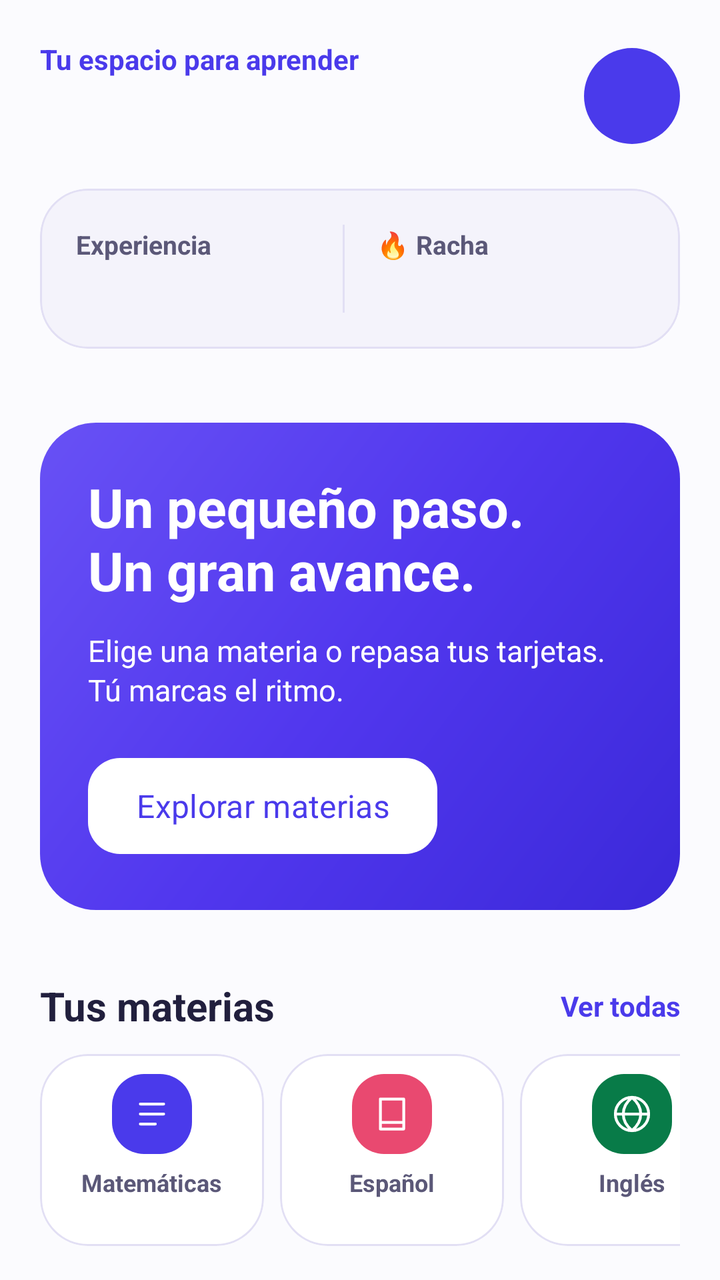
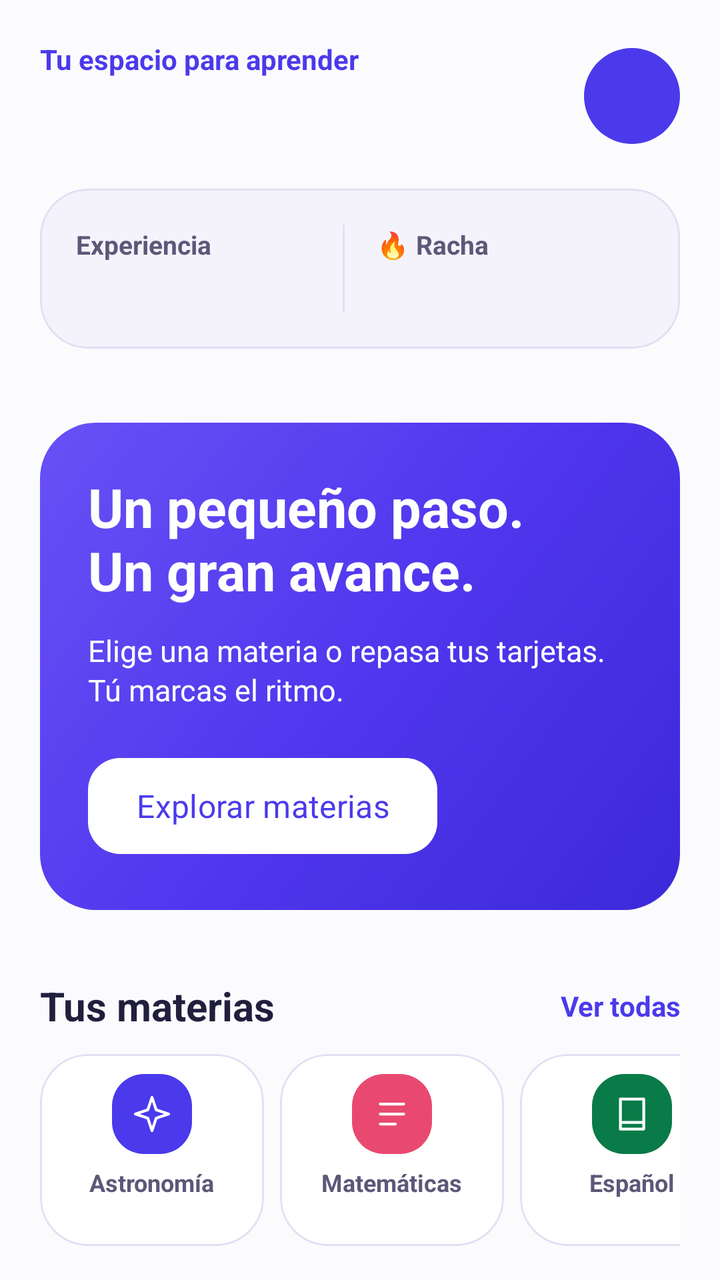

An Android layout rendered at two revisions. The XML below is the earlier revision; the diff shows what the commit changed to produce the second picture.
<!-- AndroidManifest.xml: application theme Theme.Dubalin -->
<!-- res/layout/fragment_home_tab.xml -->
<androidx.core.widget.NestedScrollView xmlns:android="http://schemas.android.com/apk/res/android" xmlns:app="http://schemas.android.com/apk/res-auto" android:layout_width="match_parent" android:layout_height="match_parent" android:fillViewport="true" android:background="@color/dubalin_canvas">
    <LinearLayout android:layout_width="match_parent" android:layout_height="wrap_content" android:orientation="vertical" android:padding="20dp">
        <LinearLayout android:layout_width="match_parent" android:layout_height="wrap_content" android:gravity="center_vertical" android:orientation="horizontal">
            <LinearLayout android:layout_width="0dp" android:layout_height="wrap_content" android:layout_weight="1" android:orientation="vertical">
                <TextView android:layout_width="match_parent" android:layout_height="wrap_content" android:text="@string/ref_home_eyebrow" android:textSize="14sp" android:textColor="@color/md_primary" android:textStyle="bold" />
                <TextView android:id="@+id/tv_saludo" android:layout_width="match_parent" android:layout_height="wrap_content" android:text="" android:textSize="28sp" android:textColor="@color/dubalin_ink" android:textStyle="bold" android:accessibilityHeading="true" />
            </LinearLayout>
            <TextView android:id="@+id/tv_avatar" android:layout_width="48dp" android:layout_height="48dp" android:gravity="center" android:text="" android:textSize="20sp" android:textStyle="bold" android:textColor="@color/dubalin_white" android:background="@drawable/bg_circle_primary" android:importantForAccessibility="no" />
        </LinearLayout>
        <com.google.android.material.card.MaterialCardView style="@style/Widget.Dubalin.CardView" android:layout_width="match_parent" android:layout_height="wrap_content" android:layout_marginTop="18dp" app:cardBackgroundColor="@color/dubalin_rank_bg">
            <LinearLayout android:layout_width="match_parent" android:layout_height="wrap_content" android:padding="18dp" android:gravity="center_vertical" android:orientation="horizontal">
                <LinearLayout android:layout_width="0dp" android:layout_height="wrap_content" android:layout_weight="1" android:orientation="vertical">
                    <TextView android:layout_width="match_parent" android:layout_height="wrap_content" android:text="@string/ref_experience" android:textSize="13sp" android:textColor="@color/dubalin_ink_soft" android:textStyle="bold" />
                    <TextView android:id="@+id/tv_nivel_xp" android:layout_width="match_parent" android:layout_height="wrap_content" android:text="" android:textSize="18sp" android:textColor="@color/dubalin_ink" android:textStyle="bold" />
                </LinearLayout>
                <View android:layout_width="1dp" android:layout_height="44dp" android:background="@color/dubalin_line" />
                <LinearLayout android:layout_width="0dp" android:layout_height="wrap_content" android:layout_weight="1" android:layout_marginStart="16dp" android:orientation="vertical">
                    <TextView android:layout_width="match_parent" android:layout_height="wrap_content" android:text="@string/ref_streak" android:textSize="13sp" android:textColor="@color/dubalin_ink_soft" android:textStyle="bold" />
                    <TextView android:id="@+id/tv_racha_dias" android:layout_width="match_parent" android:layout_height="wrap_content" android:text="" android:textSize="18sp" android:textColor="@color/dubalin_ink" android:textStyle="bold" />
                </LinearLayout>
            </LinearLayout>
        </com.google.android.material.card.MaterialCardView>
        <TextView android:id="@+id/tv_level_badge" android:layout_width="wrap_content" android:layout_height="wrap_content" android:layout_marginStart="16dp" android:layout_marginTop="6dp" android:text="" android:textStyle="bold" android:textColor="@color/md_primary" />
        <LinearLayout android:layout_width="match_parent" android:layout_height="wrap_content" android:layout_marginTop="12dp" android:padding="24dp" android:orientation="vertical" android:background="@drawable/bg_hero_gradient">
            <TextView android:layout_width="match_parent" android:layout_height="wrap_content" android:text="@string/ref_hero_title" android:textSize="27sp" android:textColor="@color/dubalin_white" android:textStyle="bold" />
            <TextView android:layout_width="match_parent" android:layout_height="wrap_content" android:text="@string/ui_home_detail" android:textSize="15sp" android:textColor="@color/dubalin_white" android:layout_marginTop="12dp" android:lineSpacingExtra="2dp" />
            <com.google.android.material.button.MaterialButton android:id="@+id/btn_home_subjects" android:layout_width="wrap_content" android:layout_height="wrap_content" android:layout_marginTop="20dp" android:text="@string/ui_explore" android:textColor="@color/dubalin_hero_ink" app:backgroundTint="@color/dubalin_white" app:cornerRadius="16dp" />
        </LinearLayout>
        <LinearLayout android:layout_width="match_parent" android:layout_height="wrap_content" android:layout_marginTop="24dp" android:gravity="center_vertical" android:orientation="horizontal">
            <TextView android:layout_width="0dp" android:layout_height="wrap_content" android:text="@string/ref_your_subjects" android:textSize="20sp" android:textColor="@color/dubalin_ink" android:layout_weight="1" android:textStyle="bold" />
            <TextView android:id="@+id/btn_home_all_subjects" android:layout_width="wrap_content" android:layout_height="48dp" android:gravity="center" android:text="@string/ref_all" android:textStyle="bold" android:textColor="@color/md_primary" />
        </LinearLayout>
        <HorizontalScrollView android:layout_width="match_parent" android:layout_height="wrap_content" android:scrollbars="none">
            <LinearLayout android:layout_width="wrap_content" android:layout_height="wrap_content" android:orientation="horizontal">
                <com.google.android.material.card.MaterialCardView style="@style/Widget.Dubalin.CardView" android:layout_width="112dp" android:layout_height="wrap_content" android:layout_marginEnd="8dp" android:minHeight="96dp" android:id="@+id/home_subject_math" android:clickable="true" android:focusable="true">
                    <LinearLayout android:layout_width="match_parent" android:layout_height="match_parent" android:gravity="center_horizontal" android:padding="10dp" android:orientation="vertical">
                        <ImageView android:layout_width="40dp" android:layout_height="40dp" android:backgroundTint="@color/dubalin_brand" android:background="@drawable/bg_icon_tile" android:importantForAccessibility="no" app:srcCompat="@drawable/ic_ref_math" app:tint="@color/dubalin_white" android:padding="10dp" />
                        <TextView android:layout_width="wrap_content" android:layout_height="wrap_content" android:layout_marginTop="6dp" android:text="@string/subject_math" android:textSize="12sp" android:textStyle="bold" android:textColor="@color/dubalin_ink_soft" />
                    </LinearLayout>
                </com.google.android.material.card.MaterialCardView>
                <com.google.android.material.card.MaterialCardView style="@style/Widget.Dubalin.CardView" android:layout_width="112dp" android:layout_height="wrap_content" android:layout_marginEnd="8dp" android:minHeight="96dp" android:id="@+id/home_subject_spanish" android:clickable="true" android:focusable="true">
                    <LinearLayout android:layout_width="match_parent" android:layout_height="match_parent" android:gravity="center_horizontal" android:padding="10dp" android:orientation="vertical">
                        <ImageView android:layout_width="40dp" android:layout_height="40dp" android:backgroundTint="@color/dubalin_pink" android:background="@drawable/bg_icon_tile" android:importantForAccessibility="no" app:srcCompat="@drawable/ic_ref_book" app:tint="@color/md_on_primary" android:padding="10dp" />
                        <TextView android:layout_width="wrap_content" android:layout_height="wrap_content" android:layout_marginTop="6dp" android:text="@string/subject_spanish" android:textSize="12sp" android:textStyle="bold" android:textColor="@color/dubalin_ink_soft" />
                    </LinearLayout>
                </com.google.android.material.card.MaterialCardView>
                <com.google.android.material.card.MaterialCardView style="@style/Widget.Dubalin.CardView" android:layout_width="112dp" android:layout_height="wrap_content" android:layout_marginEnd="8dp" android:minHeight="96dp" android:id="@+id/home_subject_english" android:clickable="true" android:focusable="true">
                    <LinearLayout android:layout_width="match_parent" android:layout_height="match_parent" android:gravity="center_horizontal" android:padding="10dp" android:orientation="vertical">
                        <ImageView android:layout_width="40dp" android:layout_height="40dp" android:backgroundTint="@color/dubalin_green" android:background="@drawable/bg_icon_tile" android:importantForAccessibility="no" app:srcCompat="@drawable/ic_ref_globe" app:tint="@color/md_on_primary" android:padding="10dp" />
                        <TextView android:layout_width="wrap_content" android:layout_height="wrap_content" android:layout_marginTop="6dp" android:text="@string/subject_english" android:textSize="12sp" android:textStyle="bold" android:textColor="@color/dubalin_ink_soft" />
                    </LinearLayout>
                </com.google.android.material.card.MaterialCardView>
                <com.google.android.material.card.MaterialCardView style="@style/Widget.Dubalin.CardView" android:layout_width="112dp" android:layout_height="wrap_content" android:layout_marginEnd="8dp" android:minHeight="96dp" android:id="@+id/home_subject_physics" android:clickable="true" android:focusable="true">
                    <LinearLayout android:layout_width="match_parent" android:layout_height="match_parent" android:gravity="center_horizontal" android:padding="10dp" android:orientation="vertical">
                        <ImageView android:layout_width="40dp" android:layout_height="40dp" android:backgroundTint="@color/dubalin_orange" android:background="@drawable/bg_icon_tile" android:importantForAccessibility="no" app:srcCompat="@drawable/ic_ref_atom" app:tint="@color/md_on_primary" android:padding="10dp" />
                        <TextView android:layout_width="wrap_content" android:layout_height="wrap_content" android:layout_marginTop="6dp" android:text="@string/subject_physics" android:textSize="12sp" android:textStyle="bold" android:textColor="@color/dubalin_ink_soft" />
                    </LinearLayout>
                </com.google.android.material.card.MaterialCardView>
            </LinearLayout>
        </HorizontalScrollView>
        <com.google.android.material.card.MaterialCardView style="@style/Widget.Dubalin.CardView" android:layout_width="match_parent" android:layout_height="wrap_content" android:layout_marginTop="20dp">
            <LinearLayout android:layout_width="match_parent" android:layout_height="wrap_content" android:padding="18dp" android:orientation="vertical">
                <LinearLayout android:layout_width="match_parent" android:layout_height="wrap_content" android:gravity="center_vertical" android:orientation="horizontal">
                    <TextView android:layout_width="44dp" android:layout_height="44dp" android:gravity="center" android:text="🔥" android:textSize="22sp" android:textStyle="bold" android:textColor="@color/accent_racha" android:backgroundTint="@color/dubalin_orange_soft" android:background="@drawable/bg_icon_tile" android:importantForAccessibility="no" />
                    <LinearLayout android:layout_width="0dp" android:layout_height="wrap_content" android:layout_weight="1" android:layout_marginStart="10dp" android:orientation="vertical">
                        <TextView android:id="@+id/tv_streak_title" android:layout_width="match_parent" android:layout_height="wrap_content" android:text="" android:textSize="17sp" android:textColor="@color/dubalin_ink" android:textStyle="bold" />
                        <TextView android:layout_width="match_parent" android:layout_height="wrap_content" android:text="@string/ref_study_today" android:textSize="13sp" android:textColor="@color/dubalin_ink_soft" android:id="@+id/tv_streak_detail" />
                    </LinearLayout>
                </LinearLayout>
                <LinearLayout android:id="@+id/streak_week" android:layout_width="match_parent" android:layout_height="wrap_content" android:layout_marginTop="16dp" android:orientation="horizontal" />
            </LinearLayout>
        </com.google.android.material.card.MaterialCardView>
        <TextView android:layout_width="match_parent" android:layout_height="wrap_content" android:text="@string/ui_tools" android:textSize="20sp" android:textColor="@color/dubalin_ink" android:layout_marginTop="24dp" android:layout_marginBottom="12dp" android:textStyle="bold" />
        <com.google.android.material.card.MaterialCardView style="@style/Widget.Dubalin.CardView" android:layout_width="match_parent" android:layout_height="wrap_content" android:layout_marginBottom="20dp">
            <LinearLayout android:layout_width="match_parent" android:layout_height="wrap_content" android:padding="18dp" android:orientation="horizontal" android:gravity="top">
                <ImageView android:layout_width="48dp" android:layout_height="48dp" android:backgroundTint="@color/dubalin_green_soft" android:background="@drawable/bg_icon_tile" android:importantForAccessibility="no" app:srcCompat="@drawable/ic_ref_cards" app:tint="@color/dubalin_green" android:padding="10dp" />
                <LinearLayout android:layout_width="0dp" android:layout_height="wrap_content" android:layout_weight="1" android:layout_marginStart="12dp" android:orientation="vertical">
                    <TextView android:layout_width="match_parent" android:layout_height="wrap_content" android:text="@string/ref_flashcards_lab" android:textSize="18sp" android:textColor="@color/dubalin_ink" android:textStyle="bold" />
                    <TextView android:layout_width="match_parent" android:layout_height="wrap_content" android:text="@string/ref_flashcards_desc" android:textSize="15sp" android:textColor="@color/dubalin_ink_soft" android:layout_marginTop="4dp" />
                    <com.google.android.material.button.MaterialButton android:id="@+id/btn_home_flashcards" android:layout_width="wrap_content" android:layout_height="wrap_content" android:layout_marginTop="16dp" android:text="@string/ui_study" android:textColor="@color/dubalin_green" app:backgroundTint="@color/dubalin_green_soft" app:cornerRadius="15dp" />
                </LinearLayout>
            </LinearLayout>
        </com.google.android.material.card.MaterialCardView>
    </LinearLayout>
</androidx.core.widget.NestedScrollView>
<!-- resources referenced by this layout -->
<resources>
  <color name="accent_racha">#FF6B35</color>
  <color name="dubalin_brand">#4A3AEB</color>
  <color name="dubalin_canvas">#FBFBFE</color>
  <color name="dubalin_green">#087B48</color>
  <color name="dubalin_green_soft">#DDF7EA</color>
  <color name="dubalin_hero_ink">#4A3AEB</color>
  <color name="dubalin_ink">#211F3D</color>
  <color name="dubalin_ink_soft">#5B5878</color>
  <color name="dubalin_line">#E2DFF4</color>
  <color name="dubalin_orange">#92500A</color>
  <color name="dubalin_orange_soft">#FFF0DA</color>
  <color name="dubalin_pink">#E94970</color>
  <color name="dubalin_rank_bg">#F4F3FB</color>
  <color name="dubalin_white">#FFFFFF</color>
  <color name="md_on_primary">#FFFFFF</color>
  <color name="md_primary">#4A3AEB</color>
  <!-- drawable bg_circle_primary (drawable) -->
  <shape xmlns:android="http://schemas.android.com/apk/res/android" android:shape="oval"><solid android:color="@color/dubalin_brand" /></shape>
  <!-- drawable bg_icon_tile (drawable) -->
  <?xml version="1.0" encoding="utf-8"?>
  <shape xmlns:android="http://schemas.android.com/apk/res/android">
      <solid android:color="@color/md_primary_container"/>
      <corners android:radius="16dp"/>
  </shape>
  <!-- drawable ic_ref_globe (drawable) -->
  <vector xmlns:android="http://schemas.android.com/apk/res/android" android:width="24dp" android:height="24dp" android:viewportWidth="24" android:viewportHeight="24"><path android:fillColor="@android:color/transparent" android:strokeColor="#FFFFFFFF" android:strokeWidth="1.7" android:strokeLineCap="round" android:strokeLineJoin="round" android:pathData="M12,2 A10,10 0,1 0,12,22 A10,10 0,1 0,12,2 M2,12 L22,12 M12,2 C5,8 5,16 12,22 C19,16 19,8 12,2"/></vector>
  <string name="ref_all">Ver todas</string>
  <string name="ref_experience">Experiencia</string>
  <string name="ref_flashcards_desc">Crea mazos y estudia tarjetas de anverso y reverso.</string>
  <string name="ref_flashcards_lab">Laboratorio de flashcards</string>
  <string name="ref_hero_title">Un pequeño paso.\nUn gran avance.</string>
  <string name="ref_home_eyebrow">Tu espacio para aprender</string>
  <string name="ref_streak">🔥 Racha</string>
  <string name="ref_study_today">Estudia hoy para comenzar tu racha</string>
  <string name="ref_your_subjects">Tus materias</string>
  <string name="subject_english">Inglés</string>
  <string name="subject_math">Matemáticas</string>
  <string name="subject_physics">Física</string>
  <string name="subject_spanish">Español</string>
  <string name="ui_explore">Explorar materias</string>
  <string name="ui_home_detail">Elige una materia o repasa tus tarjetas. Tú marcas el ritmo.</string>
  <string name="ui_study">Estudiar flashcards</string>
  <string name="ui_tools">A tu ritmo</string>
  <color name="md_primary_container">#E4E1FF</color>
  <dimen name="card_corner_radius">24dp</dimen>
  <color name="md_surface">#FFFFFF</color>
  <color name="md_on_primary_container">#2E238F</color>
  <color name="md_secondary">#5B5D72</color>
  <color name="md_on_secondary">#FFFFFF</color>
  <color name="md_secondary_container">#DFE1F9</color>
  <color name="md_on_secondary_container">#181A2C</color>
  <color name="md_background">#FBFBFE</color>
  <color name="md_on_background">#211F3D</color>
  <color name="md_on_surface">#211F3D</color>
  <color name="md_surface_variant">#E3E1EC</color>
  <color name="md_on_surface_variant">#5B5878</color>
  <color name="md_outline">#DCD9F1</color>
  <color name="md_error">#BA1A1A</color>
  <color name="md_on_error">#FFFFFF</color>
  <color name="md_error_container">#FFDAD6</color>
  <color name="md_on_error_container">#410002</color>
  <!-- unchanged entries left out for length: 8 -->
</resources>

<!-- the commit's change to res/layout/fragment_home_tab.xml (unified diff, before → after) -->
@@ -32,25 +32,25 @@
         </LinearLayout>
         <HorizontalScrollView android:layout_width="match_parent" android:layout_height="wrap_content" android:scrollbars="none">
             <LinearLayout android:layout_width="wrap_content" android:layout_height="wrap_content" android:orientation="horizontal">
-                <com.google.android.material.card.MaterialCardView style="@style/Widget.Dubalin.CardView" android:layout_width="112dp" android:layout_height="wrap_content" android:layout_marginEnd="8dp" android:minHeight="96dp" android:id="@+id/home_subject_math" android:clickable="true" android:focusable="true">
+                <com.google.android.material.card.MaterialCardView style="@style/Widget.Dubalin.CardView" android:layout_width="112dp" android:layout_height="wrap_content" android:layout_marginEnd="8dp" android:minHeight="96dp" android:id="@+id/home_subject_astronomy" android:clickable="true" android:focusable="true">
                     <LinearLayout android:layout_width="match_parent" android:layout_height="match_parent" android:gravity="center_horizontal" android:padding="10dp" android:orientation="vertical">
-                        <ImageView android:layout_width="40dp" android:layout_height="40dp" android:backgroundTint="@color/dubalin_brand" android:background="@drawable/bg_icon_tile" android:importantForAccessibility="no" app:srcCompat="@drawable/ic_ref_math" app:tint="@color/dubalin_white" android:padding="10dp" />
+                        <ImageView android:layout_width="40dp" android:layout_height="40dp" android:backgroundTint="@color/dubalin_brand" android:background="@drawable/bg_icon_tile" android:importantForAccessibility="no" app:srcCompat="@drawable/ic_ref_sparkles" app:tint="@color/dubalin_white" android:padding="10dp" />
+                        <TextView android:layout_width="wrap_content" android:layout_height="wrap_content" android:layout_marginTop="6dp" android:text="@string/subject_astronomy" android:textSize="12sp" android:textStyle="bold" android:textColor="@color/dubalin_ink_soft" />
+                    </LinearLayout>
+                </com.google.android.material.card.MaterialCardView>
+                <com.google.android.material.card.MaterialCardView style="@style/Widget.Dubalin.CardView" android:layout_width="112dp" android:layout_height="wrap_content" android:layout_marginEnd="8dp" android:minHeight="96dp" android:id="@+id/home_subject_math" android:clickable="false" android:focusable="false" android:contentDescription="@string/subject_math_soon">
+                    <LinearLayout android:layout_width="match_parent" android:layout_height="match_parent" android:gravity="center_horizontal" android:padding="10dp" android:orientation="vertical">
+                        <ImageView android:layout_width="40dp" android:layout_height="40dp" android:backgroundTint="@color/dubalin_pink" android:background="@drawable/bg_icon_tile" android:importantForAccessibility="no" app:srcCompat="@drawable/ic_ref_math" app:tint="@color/md_on_primary" android:padding="10dp" />
                         <TextView android:layout_width="wrap_content" android:layout_height="wrap_content" android:layout_marginTop="6dp" android:text="@string/subject_math" android:textSize="12sp" android:textStyle="bold" android:textColor="@color/dubalin_ink_soft" />
                     </LinearLayout>
                 </com.google.android.material.card.MaterialCardView>
-                <com.google.android.material.card.MaterialCardView style="@style/Widget.Dubalin.CardView" android:layout_width="112dp" android:layout_height="wrap_content" android:layout_marginEnd="8dp" android:minHeight="96dp" android:id="@+id/home_subject_spanish" android:clickable="true" android:focusable="true">
+                <com.google.android.material.card.MaterialCardView style="@style/Widget.Dubalin.CardView" android:layout_width="112dp" android:layout_height="wrap_content" android:layout_marginEnd="8dp" android:minHeight="96dp" android:id="@+id/home_subject_spanish" android:clickable="false" android:focusable="false" android:contentDescription="@string/subject_spanish_soon">
                     <LinearLayout android:layout_width="match_parent" android:layout_height="match_parent" android:gravity="center_horizontal" android:padding="10dp" android:orientation="vertical">
-                        <ImageView android:layout_width="40dp" android:layout_height="40dp" android:backgroundTint="@color/dubalin_pink" android:background="@drawable/bg_icon_tile" android:importantForAccessibility="no" app:srcCompat="@drawable/ic_ref_book" app:tint="@color/md_on_primary" android:padding="10dp" />
+                        <ImageView android:layout_width="40dp" android:layout_height="40dp" android:backgroundTint="@color/dubalin_green" android:background="@drawable/bg_icon_tile" android:importantForAccessibility="no" app:srcCompat="@drawable/ic_ref_book" app:tint="@color/md_on_primary" android:padding="10dp" />
                         <TextView android:layout_width="wrap_content" android:layout_height="wrap_content" android:layout_marginTop="6dp" android:text="@string/subject_spanish" android:textSize="12sp" android:textStyle="bold" android:textColor="@color/dubalin_ink_soft" />
                     </LinearLayout>
                 </com.google.android.material.card.MaterialCardView>
-                <com.google.android.material.card.MaterialCardView style="@style/Widget.Dubalin.CardView" android:layout_width="112dp" android:layout_height="wrap_content" android:layout_marginEnd="8dp" android:minHeight="96dp" android:id="@+id/home_subject_english" android:clickable="true" android:focusable="true">
-                    <LinearLayout android:layout_width="match_parent" android:layout_height="match_parent" android:gravity="center_horizontal" android:padding="10dp" android:orientation="vertical">
-                        <ImageView android:layout_width="40dp" android:layout_height="40dp" android:backgroundTint="@color/dubalin_green" android:background="@drawable/bg_icon_tile" android:importantForAccessibility="no" app:srcCompat="@drawable/ic_ref_globe" app:tint="@color/md_on_primary" android:padding="10dp" />
-                        <TextView android:layout_width="wrap_content" android:layout_height="wrap_content" android:layout_marginTop="6dp" android:text="@string/subject_english" android:textSize="12sp" android:textStyle="bold" android:textColor="@color/dubalin_ink_soft" />
-                    </LinearLayout>
-                </com.google.android.material.card.MaterialCardView>
-                <com.google.android.material.card.MaterialCardView style="@style/Widget.Dubalin.CardView" android:layout_width="112dp" android:layout_height="wrap_content" android:layout_marginEnd="8dp" android:minHeight="96dp" android:id="@+id/home_subject_physics" android:clickable="true" android:focusable="true">
+                <com.google.android.material.card.MaterialCardView style="@style/Widget.Dubalin.CardView" android:layout_width="112dp" android:layout_height="wrap_content" android:layout_marginEnd="8dp" android:minHeight="96dp" android:id="@+id/home_subject_physics" android:clickable="false" android:focusable="false" android:contentDescription="@string/subject_physics_soon">
                     <LinearLayout android:layout_width="match_parent" android:layout_height="match_parent" android:gravity="center_horizontal" android:padding="10dp" android:orientation="vertical">
                         <ImageView android:layout_width="40dp" android:layout_height="40dp" android:backgroundTint="@color/dubalin_orange" android:background="@drawable/bg_icon_tile" android:importantForAccessibility="no" app:srcCompat="@drawable/ic_ref_atom" app:tint="@color/md_on_primary" android:padding="10dp" />
                         <TextView android:layout_width="wrap_content" android:layout_height="wrap_content" android:layout_marginTop="6dp" android:text="@string/subject_physics" android:textSize="12sp" android:textStyle="bold" android:textColor="@color/dubalin_ink_soft" />
<!-- resource entries referenced after the edit -->
@@ -24,8 +24,8 @@
       <solid android:color="@color/md_primary_container"/>
       <corners android:radius="16dp"/>
   </shape>
-  <!-- drawable ic_ref_globe (drawable) -->
-  <vector xmlns:android="http://schemas.android.com/apk/res/android" android:width="24dp" android:height="24dp" android:viewportWidth="24" android:viewportHeight="24"><path android:fillColor="@android:color/transparent" android:strokeColor="#FFFFFFFF" android:strokeWidth="1.7" android:strokeLineCap="round" android:strokeLineJoin="round" android:pathData="M12,2 A10,10 0,1 0,12,22 A10,10 0,1 0,12,2 M2,12 L22,12 M12,2 C5,8 5,16 12,22 C19,16 19,8 12,2"/></vector>
+  <!-- drawable ic_ref_sparkles (drawable) -->
+  <vector xmlns:android="http://schemas.android.com/apk/res/android" android:width="24dp" android:height="24dp" android:viewportWidth="24" android:viewportHeight="24"><path android:fillColor="@android:color/transparent" android:strokeColor="#FFFFFFFF" android:strokeWidth="1.7" android:strokeLineCap="round" android:strokeLineJoin="round" android:pathData="M12,2 L14.5,9.5 L22,12 L14.5,14.5 L12,22 L9.5,14.5 L2,12 L9.5,9.5 Z"/></vector>
   <string name="ref_all">Ver todas</string>
   <string name="ref_experience">Experiencia</string>
   <string name="ref_flashcards_desc">Crea mazos y estudia tarjetas de anverso y reverso.</string>
@@ -35,10 +35,13 @@
   <string name="ref_streak">🔥 Racha</string>
   <string name="ref_study_today">Estudia hoy para comenzar tu racha</string>
   <string name="ref_your_subjects">Tus materias</string>
-  <string name="subject_english">Inglés</string>
+  <string name="subject_astronomy">Astronomía</string>
   <string name="subject_math">Matemáticas</string>
+  <string name="subject_math_soon">Matemáticas. Próximamente</string>
   <string name="subject_physics">Física</string>
+  <string name="subject_physics_soon">Física. Próximamente</string>
   <string name="subject_spanish">Español</string>
+  <string name="subject_spanish_soon">Español. Próximamente</string>
   <string name="ui_explore">Explorar materias</string>
   <string name="ui_home_detail">Elige una materia o repasa tus tarjetas. Tú marcas el ritmo.</string>
   <string name="ui_study">Estudiar flashcards</string>
